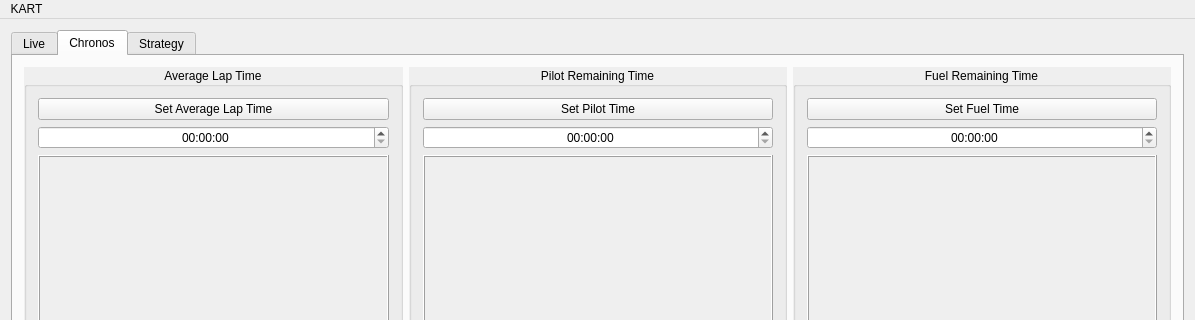
Above: mainwindow.ui from Sixdsn/KART before the change; both pictures show x 0 to 1195 and y 0 to 320 of the 1195 by 811 pixel window. Below: the same form after it.
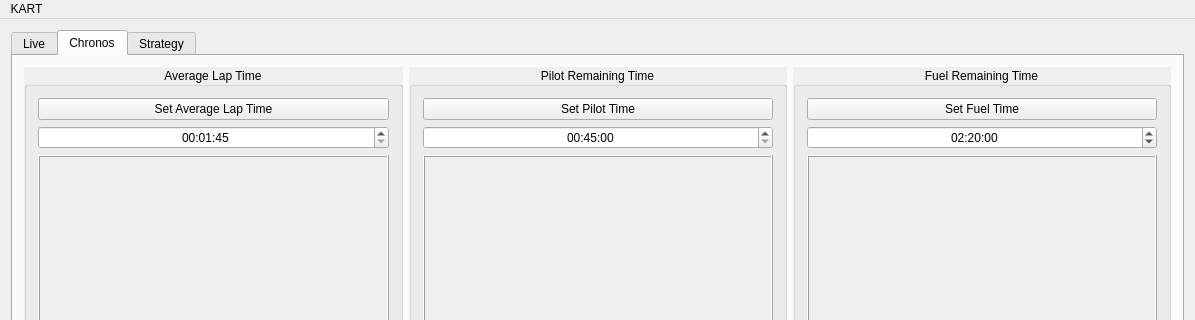
That is the form after the change. The open tabs and pages were chosen to show the change.

Patch:
```diff
--- a/mainwindow.ui
+++ b/mainwindow.ui
@@ -228,6 +228,13 @@
                <property name="displayFormat">
                 <string>HH:mm:ss</string>
                </property>
+               <property name="time">
+                <time>
+                 <hour>0</hour>
+                 <minute>1</minute>
+                 <second>45</second>
+                </time>
+               </property>
               </widget>
              </item>
              <item>
@@ -306,6 +313,13 @@
                <property name="displayFormat">
                 <string>HH:mm:ss</string>
                </property>
+               <property name="time">
+                <time>
+                 <hour>0</hour>
+                 <minute>45</minute>
+                 <second>0</second>
+                </time>
+               </property>
               </widget>
              </item>
              <item>
@@ -378,6 +392,13 @@
                <property name="displayFormat">
                 <string>HH:mm:ss</string>
                </property>
+               <property name="time">
+                <time>
+                 <hour>2</hour>
+                 <minute>20</minute>
+                 <second>0</second>
+                </time>
+               </property>
               </widget>
              </item>
              <item>
```
Left out of the diff: 10 changed lines with no effect on the pictures.
